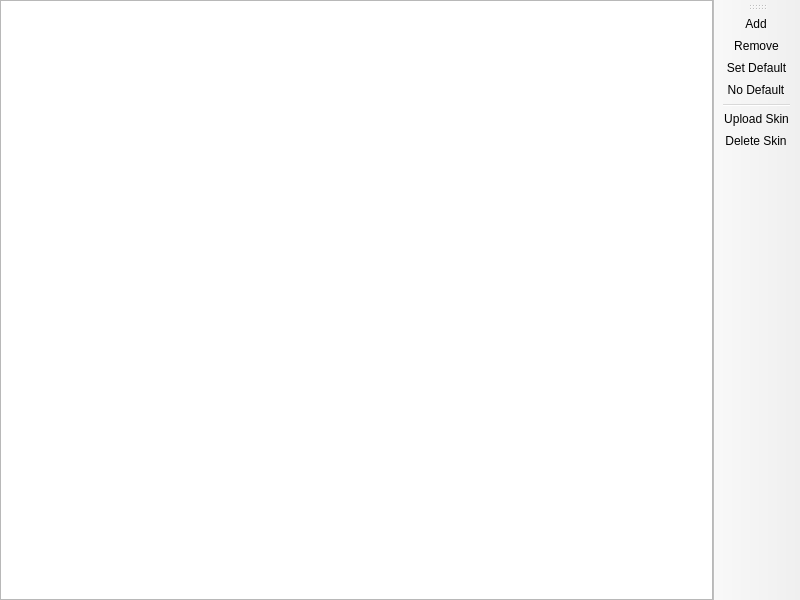
Above: launcher/pages/global/AccountListPage.ui from MultiMC/Launcher before the change. Below: the same form after it.
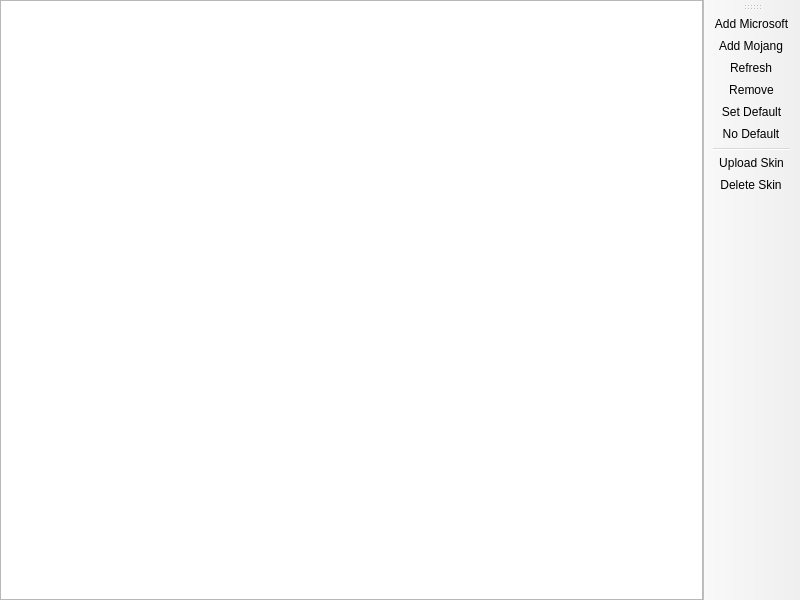
That is the form after the change. Custom widgets are drawn as their Qt base class.

What changed in the file:
```diff
--- a/launcher/pages/global/AccountListPage.ui
+++ b/launcher/pages/global/AccountListPage.ui
@@ -25,7 +25,23 @@
      <number>0</number>
     </property>
     <item>
-     <widget class="VersionListView" name="listView"/>
+     <widget class="VersionListView" name="listView">
+      <property name="alternatingRowColors">
+       <bool>true</bool>
+      </property>
+      <property name="rootIsDecorated">
+       <bool>false</bool>
+      </property>
+      <property name="itemsExpandable">
+       <bool>false</bool>
+      </property>
+      <property name="allColumnsShowFocus">
+       <bool>true</bool>
+      </property>
+      <attribute name="headerStretchLastSection">
+       <bool>false</bool>
+      </attribute>
+     </widget>
     </item>
    </layout>
   </widget>
@@ -36,7 +52,9 @@
    <attribute name="toolBarBreak">
     <bool>false</bool>
    </attribute>
-   <addaction name="actionAdd"/>
+   <addaction name="actionAddMicrosoft"/>
+   <addaction name="actionAddMojang"/>
+   <addaction name="actionRefresh"/>
    <addaction name="actionRemove"/>
    <addaction name="actionSetDefault"/>
    <addaction name="actionNoDefault"/>
@@ -44,9 +62,9 @@
    <addaction name="actionUploadSkin"/>
    <addaction name="actionDeleteSkin"/>
   </widget>
-  <action name="actionAdd">
+  <action name="actionAddMojang">
    <property name="text">
-    <string>Add</string>
+    <string>Add Mojang</string>
    </property>
   </action>
   <action name="actionRemove">
@@ -80,6 +98,19 @@
     <string>Delete the currently active skin and go back to the default one</string>
    </property>
   </action>
+  <action name="actionAddMicrosoft">
+   <property name="text">
+    <string>Add Microsoft</string>
+   </property>
+  </action>
+  <action name="actionRefresh">
+   <property name="text">
+    <string>Refresh</string>
+   </property>
+   <property name="toolTip">
+    <string>Refresh the account tokens</string>
+   </property>
+  </action>
  </widget>
  <customwidgets>
   <customwidget>
```
